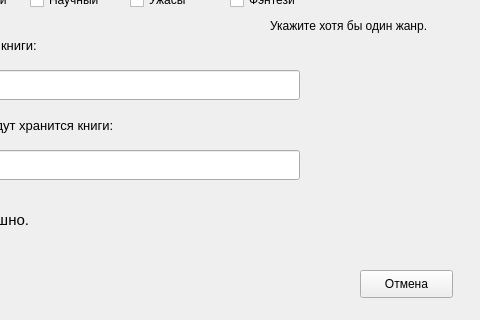
Before: the Qt Designer form NewBook.ui in andrejmaznin/library, drawn with Qt 5; both pictures show x 220 to 700 and y 380 to 700 of the 700 by 700 pixel window.
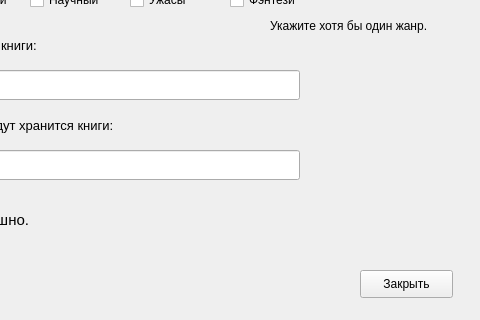
After: the same form once the commit is applied.

Diff of the .ui file:
```diff
--- a/NewBook.ui
+++ b/NewBook.ui
@@ -474,7 +474,7 @@
     <cursorShape>PointingHandCursor</cursorShape>
    </property>
    <property name="text">
-    <string>Отмена</string>
+    <string>Закрыть</string>
    </property>
   </widget>
   <widget class="QLabel" name="lb_wrong_year">
```
Left out of the diff: 13 changed lines with no effect on the pictures.
